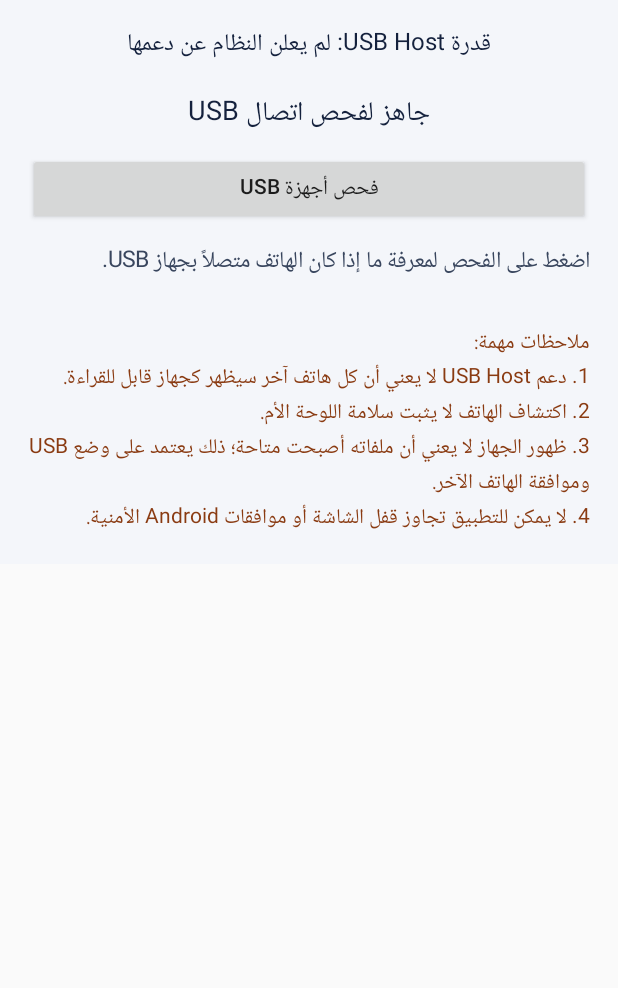
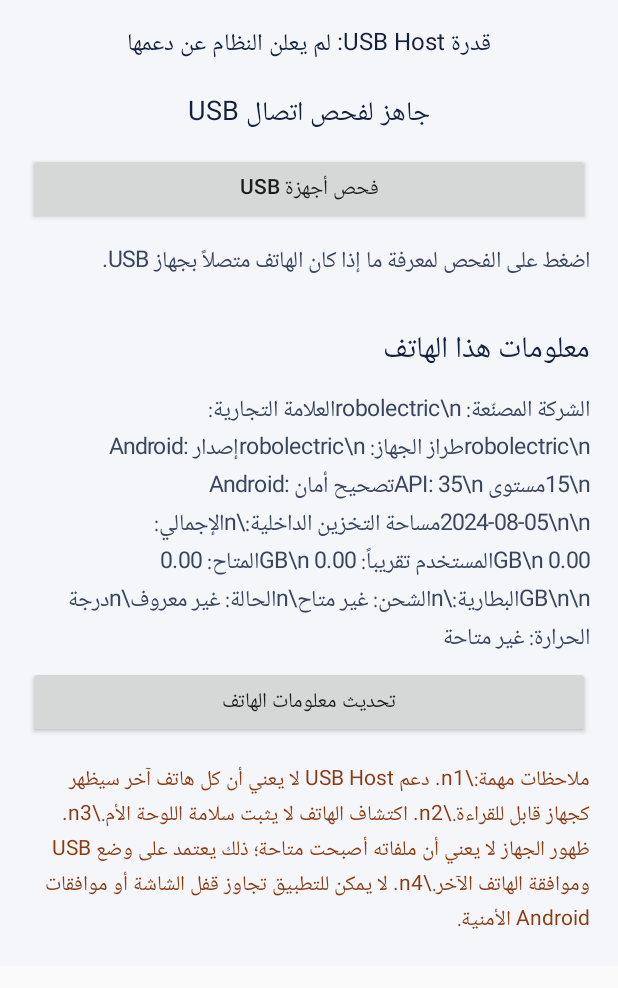
Before and after one commit to Salah1m/Phone-Doctor, an Android app: the screen it shows after launch (MainActivity), on a phone screen of 412 x 824 dp, the part 93-1081 px from its top. Run offline under Robolectric (Android 15) with nearby library versions, the phone set to English and light mode, and no system bars.

Commit message:
Add phone hardware, storage and battery diagnostics

```diff
--- a/app/src/main/java/com/phonedoctor/MainActivity.kt
+++ b/app/src/main/java/com/phonedoctor/MainActivity.kt
@@ -1,20 +1,24 @@
 package com.phonedoctor
 
 import android.app.Activity
+import android.content.Intent
 import android.content.pm.PackageManager
 import android.hardware.usb.UsbManager
 import android.os.Build
 import android.os.Bundle
+import android.os.StatFs
 import android.view.Gravity
 import android.widget.Button
 import android.widget.LinearLayout
 import android.widget.ScrollView
 import android.widget.TextView
+import java.util.Locale
 
 class MainActivity : Activity() {
     private lateinit var status: TextView
     private lateinit var details: TextView
     private lateinit var capability: TextView
+    private lateinit var phoneInfo: TextView
 
     override fun onCreate(savedInstanceState: Bundle?) {
         super.onCreate(savedInstanceState)
@@ -36,8 +40,8 @@ class MainActivity : Activity() {
             textSize = 16f
             setPadding(0, 24, 0, 8)
             setTextColor(0xFF14213D.toInt())
+            gravity = Gravity.CENTER
             text = getUsbHostCapabilityText()
-            gravity = Gravity.CENTER
         }
         status = TextView(this).apply {
             text = "جاهز لفحص اتصال USB"
@@ -59,11 +63,27 @@ class MainActivity : Activity() {
             setPadding(0, 18, 0, 20)
         }
 
+        val infoTitle = TextView(this).apply {
+            text = "معلومات هذا الهاتف"
+            textSize = 20f
+            setTextColor(0xFF14213D.toInt())
+            setPadding(0, 24, 0, 8)
+        }
+        phoneInfo = TextView(this).apply {
+            textSize = 15f
+            setTextColor(0xFF39465E.toInt())
+            setPadding(0, 8, 0, 8)
+        }
+        val refreshInfoButton = Button(this).apply {
+            text = "تحديث معلومات الهاتف"
+            setOnClickListener { showPhoneInfo() }
+        }
+
         val note = TextView(this).apply {
-            text = "ملاحظات مهمة:\n" +
-                "1. دعم USB Host لا يعني أن كل هاتف آخر سيظهر كجهاز قابل للقراءة.\n" +
-                "2. اكتشاف الهاتف لا يثبت سلامة اللوحة الأم.\n" +
-                "3. ظهور الجهاز لا يعني أن ملفاته أصبحت متاحة؛ ذلك يعتمد على وضع USB وموافقة الهاتف الآخر.\n" +
+            text = "ملاحظات مهمة:\\n" +
+                "1. دعم USB Host لا يعني أن كل هاتف آخر سيظهر كجهاز قابل للقراءة.\\n" +
+                "2. اكتشاف الهاتف لا يثبت سلامة اللوحة الأم.\\n" +
+                "3. ظهور الجهاز لا يعني أن ملفاته أصبحت متاحة؛ ذلك يعتمد على وضع USB وموافقة الهاتف الآخر.\\n" +
                 "4. لا يمكن للتطبيق تجاوز قفل الشاشة أو موافقات Android الأمنية."
             textSize = 14f
             setTextColor(0xFF8A3B12.toInt())
@@ -75,9 +95,13 @@ class MainActivity : Activity() {
         root.addView(status)
         root.addView(scanButton)
         root.addView(details)
+        root.addView(infoTitle)
+        root.addView(phoneInfo)
+        root.addView(refreshInfoButton)
         root.addView(note)
 
         setContentView(ScrollView(this).apply { addView(root) })
+        showPhoneInfo()
     }
 
     private fun getUsbHostCapabilityText(): String {
@@ -87,6 +111,48 @@ class MainActivity : Activity() {
         } else {
             "قدرة USB Host: لم يعلن النظام عن دعمها"
         }
+    }
+
+    private fun showPhoneInfo() {
+        val stat = StatFs(filesDir.absolutePath)
+        val totalBytes = stat.totalBytes
+        val availableBytes = stat.availableBytes
+        val usedBytes = (totalBytes - availableBytes).coerceAtLeast(0L)
+
+        val battery = registerReceiver(null, android.content.IntentFilter(Intent.ACTION_BATTERY_CHANGED))
+        val level = battery?.getIntExtra("level", -1) ?: -1
+        val scale = battery?.getIntExtra("scale", -1) ?: -1
+        val batteryPercent = if (level >= 0 && scale > 0) (level * 100) / scale else -1
+        val temperature = battery?.getIntExtra("temperature", -1) ?: -1
+        val chargingStatus = battery?.getIntExtra("status", -1) ?: -1
+        val chargingText = when (chargingStatus) {
+            2, 5 -> "قيد الشحن أو متصل بالطاقة"
+            3 -> "غير مشحونة"
+            4 -> "لا يشحن حالياً"
+            else -> "غير معروف"
+        }
+        val tempText = if (temperature >= 0) String.format(Locale.getDefault(), "%.1f °C", temperature / 10f) else "غير متاحة"
+
+        phoneInfo.text =
+            "الشركة المصنّعة: ${Build.MANUFACTURER}\\n" +
+            "العلامة التجارية: ${Build.BRAND}\\n" +
+            "طراز الجهاز: ${Build.MODEL}\\n" +
+            "إصدار Android: ${Build.VERSION.RELEASE}\\n" +
+            "مستوى API: ${Build.VERSION.SDK_INT}\\n" +
+            "تصحيح أمان Android: ${Build.VERSION.SECURITY_PATCH}\\n\\n" +
+            "مساحة التخزين الداخلية:\\n" +
+            "الإجمالي: ${formatBytes(totalBytes)}\\n" +
+            "المستخدم تقريباً: ${formatBytes(usedBytes)}\\n" +
+            "المتاح: ${formatBytes(availableBytes)}\\n\\n" +
+            "البطارية:\\n" +
+            "الشحن: ${if (batteryPercent >= 0) "$batteryPercent%" else "غير متاح"}\\n" +
+            "الحالة: $chargingText\\n" +
+            "درجة الحرارة: $tempText"
+    }
+
+    private fun formatBytes(bytes: Long): String {
+        val gb = bytes / (1024.0 * 1024.0 * 1024.0)
+        return String.format(Locale.getDefault(), "%.2f GB", gb)
     }
 
     private fun scanUsbDevices() {
@@ -103,33 +169,25 @@ class MainActivity : Activity() {
             "لم يظهر أي جهاز في قائمة USB Host. عند التجربة، استخدم كابلاً يدعم نقل البيانات، وتأكد من توافق وضع USB بين الهاتفين. قد يحتاج الاتصال المباشر إلى محول أو تغيير دور USB حسب الجهاز."
         } else {
             devices.mapIndexed { index, device ->
-                val manufacturer = if (Build.VERSION.SDK_INT >= Build.VERSION_CODES.LOLLIPOP) {
-                    device.manufacturerName ?: "غير متاح من الجهاز"
-                } else {
-                    "غير متاح في إصدار Android هذا"
-                }
-                val product = if (Build.VERSION.SDK_INT >= Build.VERSION_CODES.LOLLIPOP) {
-                    device.productName ?: "غير متاح من الجهاز"
-                } else {
-                    "غير متاح في إصدار Android هذا"
-                }
+                val manufacturer = device.manufacturerName ?: "غير متاح من الجهاز"
+                val product = device.productName ?: "غير متاح من الجهاز"
                 val interfaces = (0 until device.interfaceCount).map { interfaceIndex ->
                     val usbInterface = device.getInterface(interfaceIndex)
                     "واجهة ${interfaceIndex + 1}: Class ${usbInterface.interfaceClass}, Subclass ${usbInterface.interfaceSubclass}, Protocol ${usbInterface.interfaceProtocol}"
-                }.joinToString("\n")
+                }.joinToString("\\n")
 
-                (index + 1).toString() + ". معلومات الجهاز\n" +
-                    "الشركة المصنّعة: " + manufacturer + "\n" +
-                    "اسم المنتج: " + product + "\n" +
-                    "اسم USB: " + device.deviceName + "\n" +
-                    "Vendor ID: " + device.vendorId + "\n" +
-                    "Product ID: " + device.productId + "\n" +
-                    "فئة الجهاز: " + device.deviceClass + "\n" +
-                    "عدد الواجهات: " + device.interfaceCount + "\n" +
+                (index + 1).toString() + ". معلومات الجهاز\\n" +
+                    "الشركة المصنّعة: " + manufacturer + "\\n" +
+                    "اسم المنتج: " + product + "\\n" +
+                    "اسم USB: " + device.deviceName + "\\n" +
+                    "Vendor ID: " + device.vendorId + "\\n" +
+                    "Product ID: " + device.productId + "\\n" +
+                    "فئة الجهاز: " + device.deviceClass + "\\n" +
+                    "عدد الواجهات: " + device.interfaceCount + "\\n" +
                     "إذن الوصول: " + if (manager.hasPermission(device)) "ممنوح" else "غير ممنوح" +
-                    (if (interfaces.isNotEmpty()) "\n" + interfaces else "") +
-                    "\nإمكانية قراءة الملفات: تحتاج إلى اختبار وضع الاتصال وموافقة الهاتف الآخر."
-            }.joinToString("\n\n--------------------\n\n")
+                    (if (interfaces.isNotEmpty()) "\\n" + interfaces else "") +
+                    "\\nإمكانية قراءة الملفات: تحتاج إلى اختبار وضع الاتصال وموافقة الهاتف الآخر."
+            }.joinToString("\\n\\n--------------------\\n\\n")
         }
     }
 }
```
